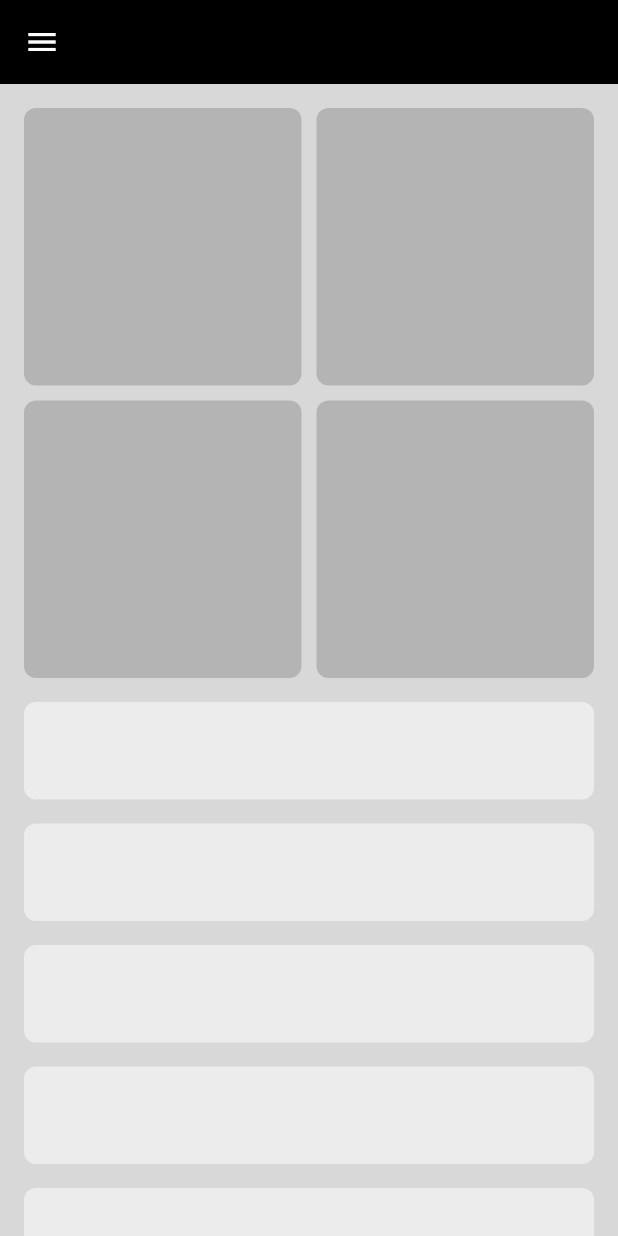
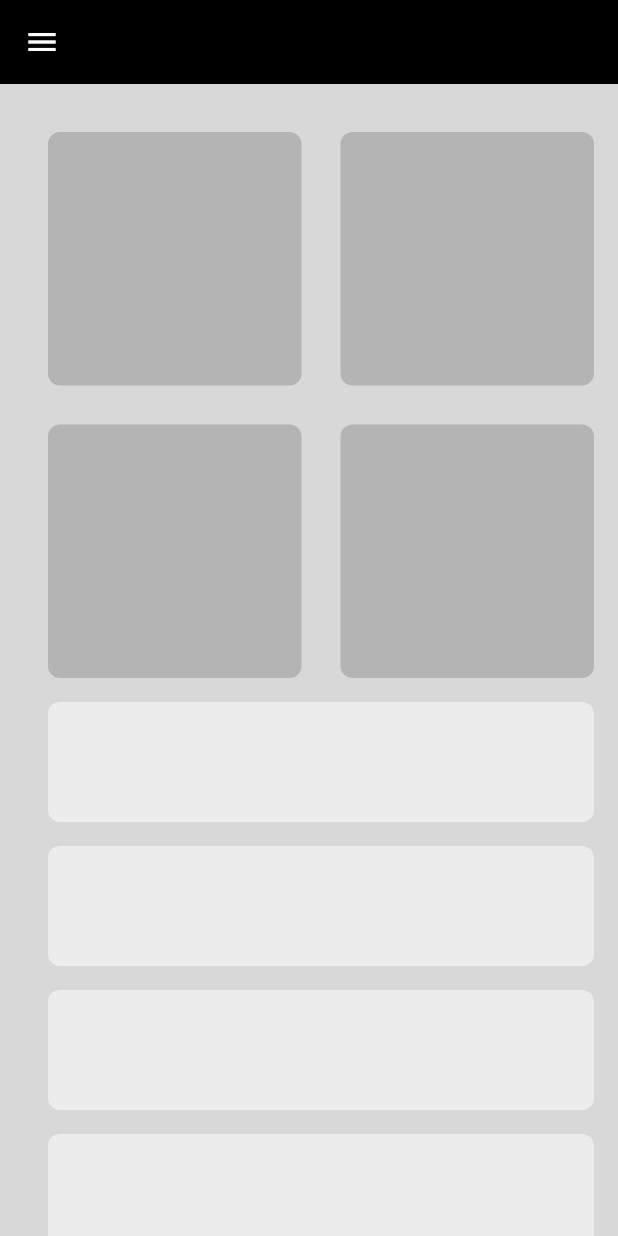
Before and after one commit to A7medkatheer/responsive_ui_app, a Flutter app: the screen it shows after launch, on a phone screen of 412 x 824 dp. Run offline on Flutter 3.47's test engine with Material 3 defaults, Android fonts, the phone set to English and light mode, and no system bars; our stand-ins replace font_awesome_flutter.

Commit message:
Update tablet layout and custom items

```diff
--- a/lib/features/home/home_view.dart
+++ b/lib/features/home/home_view.dart
@@ -18,7 +18,8 @@ class _HomeViewState extends State<HomeView> {
       key: scaffoldKey,
       drawer: const CustomDrawer(),
       backgroundColor: const Color(0xffd8d8d8),
-      appBar: AppBar(
+      appBar: MediaQuery.sizeOf(context).width - 32 < 900
+          ? AppBar(
               backgroundColor: Colors.black,
               leading: IconButton(
                 onPressed: () {
@@ -26,7 +27,8 @@ class _HomeViewState extends State<HomeView> {
                 },
                 icon: const Icon(Icons.menu, color: Colors.white),
               ),
-      ),
+            )
+          : null,
       body: const HomeViewBody(),
     );
   }
--- a/lib/features/home/widgets/custom_item.dart
+++ b/lib/features/home/widgets/custom_item.dart
@@ -7,10 +7,13 @@ class CustomItem extends StatelessWidget {
 
   @override
   Widget build(BuildContext context) {
-    return Container(
-      decoration: BoxDecoration(
-        color: const Color(0xFFb4b4b4),
-        borderRadius: BorderRadius.circular(8),
+    return Padding(
+      padding: const EdgeInsets.only(left: 16, top: 16),
+      child: Container(
+        decoration: BoxDecoration(
+          color: const Color(0xFFb4b4b4),
+          borderRadius: BorderRadius.circular(8),
+        ),
       ),
     );
   }
--- a/lib/features/home/widgets/custom_sliver_list_view.dart
+++ b/lib/features/home/widgets/custom_sliver_list_view.dart
@@ -22,12 +22,12 @@ class CustomItem2 extends StatelessWidget {
   @override
   Widget build(BuildContext context) {
     return Container(
-      margin: const EdgeInsets.only(top: 16),
+      margin: const EdgeInsets.only(top: 16, left: 16),
       decoration: BoxDecoration(
         color: const Color(0xFFECECEC),
         borderRadius: BorderRadius.circular(8),
       ),
-      height: 65,
+      height: 80,
     );
   }
 }
--- a/lib/features/home/widgets/home_view_body.dart
+++ b/lib/features/home/widgets/home_view_body.dart
@@ -1,30 +1,24 @@
 import 'package:flutter/material.dart';
-import 'package:responsive_ui_app/features/home/widgets/custom_sliver_grid.dart';
-import 'package:responsive_ui_app/features/home/widgets/custom_sliver_list_view.dart';
+import 'package:responsive_ui_app/features/home/widgets/desktop_layout.dart';
+import 'package:responsive_ui_app/features/home/widgets/mobile_layout.dart';
+import 'package:responsive_ui_app/features/home/widgets/tablet_layout.dart';
 
 class HomeViewBody extends StatelessWidget {
   const HomeViewBody({super.key});
 
   @override
   Widget build(BuildContext context) {
-    return const Padding(
-      padding: EdgeInsets.only(left: 16, right: 16),
-      child: CustomScrollView(
-        slivers: [
-          SliverToBoxAdapter(
-            child: SizedBox(height: 16),
-          ),
-          // SliverToBoxAdapter(
-          //   child: LayoutBuilder(builder: (context, constraints) {
-          //     return const
-          CustomSliverGrid(),
-          //   }),
-
-
-          // ),
-          CustomSliverListView(),
-        ],
-      ),
+    return Padding(
+      padding: const EdgeInsets.only(left: 16, right: 16),
+      child: LayoutBuilder(builder: (context, constraints) {
+        if (constraints.maxWidth < 600) {
+          return const MobileLayout();
+        } else if (constraints.maxWidth < 900) {
+          return const TabletLayout();
+        } else {
+          return const DesktopLayout();
+        }
+      }),
     );
   }
 }
--- /dev/null
+++ b/lib/features/home/widgets/mobile_layout.dart
@@ -0,0 +1,22 @@
+import 'package:flutter/material.dart';
+import 'package:responsive_ui_app/features/home/widgets/custom_sliver_grid.dart';
+import 'package:responsive_ui_app/features/home/widgets/custom_sliver_list_view.dart';
+
+class MobileLayout extends StatelessWidget {
+  const MobileLayout({
+    super.key,
+  });
+
+  @override
+  Widget build(BuildContext context) {
+    return const CustomScrollView(
+      slivers: [
+        SliverToBoxAdapter(
+          child: SizedBox(height: 16),
+        ),
+        CustomSliverGrid(),
+        CustomSliverListView(),
+      ],
+    );
+  }
+}
```
Also changed, not shown: lib/features/home/widgets/custom_list.dart (added, +25 -0 lines), lib/features/home/widgets/desktop_layout.dart (added, +34 -0 lines), lib/features/home/widgets/tablet_layout.dart (added, +17 -0 lines). Lines whose indentation alone changed are shown as unchanged.
